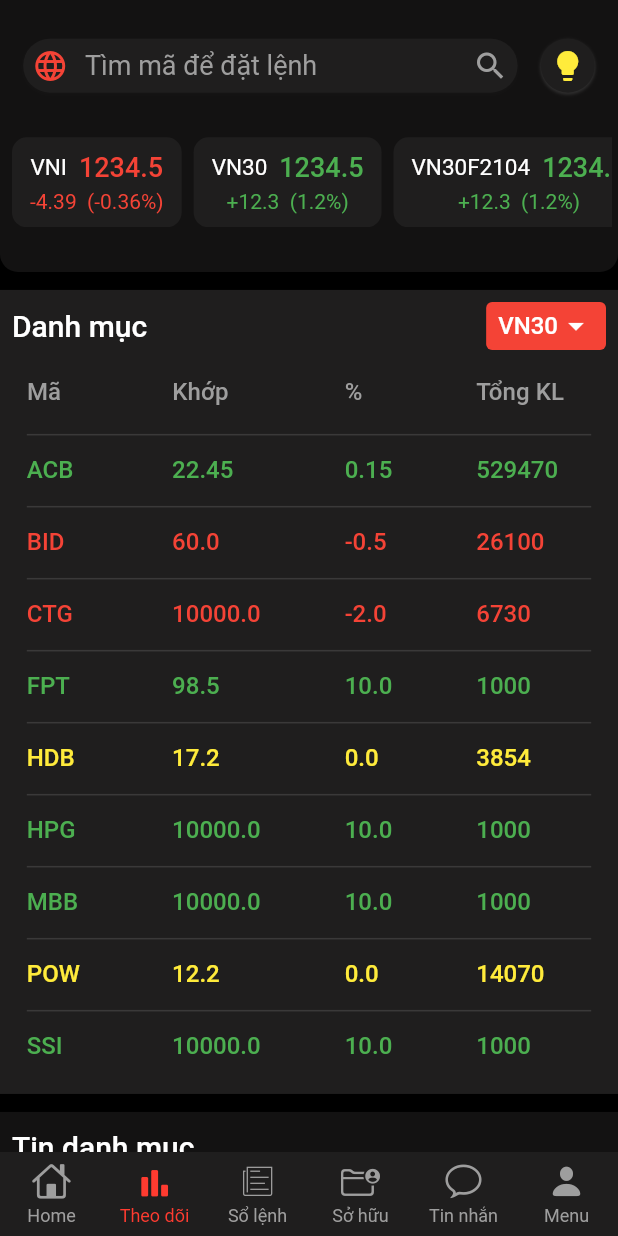
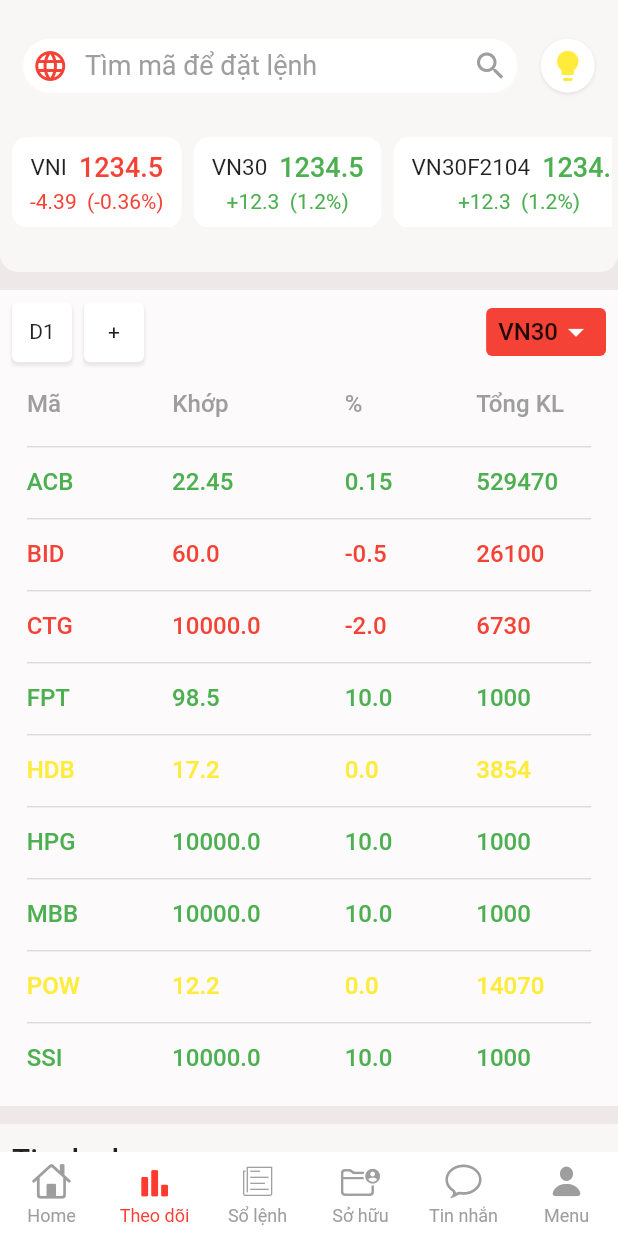
Before and after one commit to dhnam2806/EnTrade-X, a Flutter app: the screen it shows after launch, item 2 of the bottom bar chosen, on a phone screen of 412 x 824 dp. Run offline on Flutter 3.47's test engine with Material 2 defaults, Android fonts, the phone set to English and light mode, and no system bars; drawn by our look-alikes of persistent_bottom_nav_bar; our stand-ins replace bloc, flutter_bloc.

Commit message:
update bottom sheet

```diff
--- a/lib/Menu/screen/setting_screen.dart
+++ b/lib/Menu/screen/setting_screen.dart
@@ -24,7 +24,11 @@ class SettingScreen extends StatelessWidget {
             ),
             ListTile(
               title: Text('Đăng nhập sinh trắc học'),
-              trailing: SwitchButton(),
+              trailing: Switch(
+                  onChanged: (value) {
+                    print(value);
+                  },
+                  value: false),
               onTap: () {},
             ),
             ListTile(
--- a/lib/follow/bloc/follow_bloc.dart
+++ b/lib/follow/bloc/follow_bloc.dart
@@ -20,6 +20,7 @@ class FollowBloc extends Bloc<FollowEvent, FollowState> {
     on<NewsSelectedEvent>(newsSelectedEvent);
     on<StockSortEvent>(stockSortEvent);
     on<SearchStockNavigateEvent>(searchStockNavigateEvent);
+    on<AddMoreEvent>(addMoreEvent);
   }
 
   FutureOr<void> stockSelectedEvent(
@@ -92,4 +93,8 @@ class FollowBloc extends Bloc<FollowEvent, FollowState> {
 
     emit(StockLoadedState(stocks: stocks));
   }
+
+  FutureOr<void> addMoreEvent(AddMoreEvent event, Emitter<FollowState> emit) {
+    emit(AddMoreState());
+  }
 }
--- a/lib/follow/bloc/follow_event.dart
+++ b/lib/follow/bloc/follow_event.dart
@@ -25,7 +25,7 @@ class SearchStockNavigateEvent extends FollowEvent {}
 
 class StockSortEvent extends FollowEvent {
   final int sortColumnIndex;
-   bool isAscending;
+  bool isAscending;
   final List<Stock> stocks;
 
   StockSortEvent({
@@ -34,3 +34,5 @@ class StockSortEvent extends FollowEvent {
     required this.stocks,
   });
 }
+
+class AddMoreEvent extends FollowEvent {}
--- a/lib/follow/bloc/follow_state.dart
+++ b/lib/follow/bloc/follow_state.dart
@@ -21,5 +21,6 @@ class NewsLoadedState extends FollowState {
   NewsLoadedState({required this.news});
 }
 
-class SearchStockNavigateState extends FollowActionState {
-}
+class SearchStockNavigateState extends FollowActionState {}
+
+class AddMoreState extends FollowActionState {}
--- a/lib/follow/component/stock_datatable.dart
+++ b/lib/follow/component/stock_datatable.dart
@@ -1,3 +1,4 @@
+import 'package:entradex/follow/component/bottom_add.dart';
 import 'package:entradex/model/stock.dart';
 import 'package:flutter/material.dart';
 import '../bloc/follow_bloc.dart';
@@ -19,7 +20,6 @@ class _StockDataState extends State<StockData> {
 
   @override
   void initState() {
-    // TODO: implement initState
     super.initState();
     followBloc.add(StockInitialEvent());
   }
@@ -29,12 +29,27 @@ class _StockDataState extends State<StockData> {
     final column = ["Mã", "Khớp", "%", "Tổng KL"];
     final popup = ["VN30", "Phá sinh", "HOSE"];
     bool isSelect = true;
+    final MediaQueryData mediaQuery = MediaQuery.of(context);
 
     return BlocConsumer<FollowBloc, FollowState>(
       bloc: followBloc,
       listener: (context, state) {
-        // TODO: implement listener
+        if (state is AddMoreState) {
+          showModalBottomSheet(
+            context: context,
+            isScrollControlled: true,
+            builder: (context) {
+              return SingleChildScrollView(
+                  child: Container(
+                      padding:
+                          EdgeInsets.only(bottom: mediaQuery.viewInsets.bottom),
+                      child: BottomAdd()));
+            },
+          );
+        }
       },
+      listenWhen: (previous, current) => current is FollowActionState,
+      buildWhen: (previous, current) => current is! FollowActionState,
       builder: (context, state) {
         if (state is FollowLoadingState) {
           return Center(
@@ -126,17 +141,59 @@ class _StockDataState extends State<StockData> {
           }
 
           return Container(
-            color: Theme.of(context).colorScheme.background,
+            color: Theme.of(context).colorScheme.background.withOpacity(0.8),
             padding: EdgeInsets.symmetric(horizontal: 8, vertical: 8),
             child: Column(
               children: [
                 Row(
                   mainAxisAlignment: MainAxisAlignment.spaceBetween,
                   children: [
-                    Text(
-                      "Danh mục",
-                      style:
-                          TextStyle(fontSize: 20, fontWeight: FontWeight.w500),
+                    Row(
+                      children: [
+                        Container(
+                          width: 40,
+                          height: 40,
+                          decoration: BoxDecoration(
+                            color: Theme.of(context).colorScheme.background,
+                            borderRadius: BorderRadius.circular(4),
+                            boxShadow: [
+                              BoxShadow(
+                                color: Colors.grey.withOpacity(0.2),
+                                spreadRadius: 0.4,
+                                blurRadius: 1,
+                                offset: Offset(0, 2),
+                              ),
+                            ],
+                          ),
+                          child: Center(child: Text("D1")),
+                        ),
+                        SizedBox(
+                          width: 8,
+                        ),
+                        GestureDetector(
+                          onTap: () {
+                            followBloc.add(AddMoreEvent());
+                          },
+                          child: Container(
+                            width: 40,
+                            height: 40,
+                            padding: EdgeInsets.all(8),
+                            decoration: BoxDecoration(
+                              color: Theme.of(context).colorScheme.background,
+                              borderRadius: BorderRadius.circular(4),
+                              boxShadow: [
+                                BoxShadow(
+                                  color: Colors.grey.withOpacity(0.2),
+                                  spreadRadius: 0.4,
+                                  blurRadius: 1,
+                                  offset: Offset(0, 2),
+                                ),
+                              ],
+                            ),
+                            child: Center(child: Text("+")),
+                          ),
+                        ),
+                      ],
                     ),
                     PopupMenuButton(
                         padding: EdgeInsets.zero,
--- a/lib/follow/screen/follow_screen.dart
+++ b/lib/follow/screen/follow_screen.dart
@@ -19,16 +19,15 @@ class _FollowScreenState extends State<FollowScreen> {
     return Scaffold(
       backgroundColor: Theme.of(context).scaffoldBackgroundColor,
       body: SingleChildScrollView(
-        child: BlocProvider(
-          create: (context) => FollowBloc(),
-          child:
-              Column(crossAxisAlignment: CrossAxisAlignment.start, children: [
+        child: Column(
+          crossAxisAlignment: CrossAxisAlignment.start,
+          children: [
             FollowHeader(),
             SizedBox(height: 12),
             StockData(),
             SizedBox(height: 12),
             NewsList(),
-          ]),
+          ],
         ),
       ),
     );
--- a/lib/main.dart
+++ b/lib/main.dart
@@ -1,8 +1,9 @@
 import 'package:entradex/bottom_navbar/bot_navbar.dart';
-import 'package:entradex/follow/screen/follow_screen.dart';
+import 'package:entradex/follow/bloc/follow_bloc.dart';
+import 'package:entradex/theme/bloc/theme_bloc.dart';
 import 'package:entradex/theme/theme.dart';
 import 'package:flutter/material.dart';
-import './theme/dark_theme.dart';
+import 'package:flutter_bloc/flutter_bloc.dart';
 
 void main() {
   runApp(const MyApp());
@@ -14,14 +15,27 @@ class MyApp extends StatelessWidget {
   // This widget is the root of your application.
   @override
   Widget build(BuildContext context) {
-    return MaterialApp(
-      debugShowCheckedModeBanner: false,
-      title: 'EnTrade X',
-      theme: NAppTheme.lightTheme,
-      darkTheme: NAppTheme.darkTheme,
-      themeMode: ThemeMode.dark,
-      home: BotNavbar(),
-      // home: FollowScreen(),
+    return MultiBlocProvider(
+      providers: [
+        BlocProvider(create: (context) => ThemeBloc()),
+        BlocProvider(create: (context) => FollowBloc()),
+      ],
+      child: BlocBuilder<ThemeBloc, ThemeState>(
+        builder: (context, state) {
+          final success = state as ThemeInitial;
+          return MaterialApp(
+            debugShowCheckedModeBanner: false,
+            title: 'EnTrade X',
+            theme: success.isDarkTheme
+                ? NAppTheme.darkTheme
+                : NAppTheme.lightTheme,
+            // darkTheme: NAppTheme.darkTheme,
+            // themeMode: ThemeMode.dark,
+            home: BotNavbar(),
+            // home: FollowScreen(),
+          );
+        },
+      ),
     );
   }
 }
--- /dev/null
+++ b/lib/theme/bloc/theme_bloc.dart
@@ -0,0 +1,24 @@
+import 'dart:async';
+
+import 'package:bloc/bloc.dart';
+import 'package:meta/meta.dart';
+
+part 'theme_event.dart';
+part 'theme_state.dart';
+
+class ThemeBloc extends Bloc<ThemeEvent, ThemeState> {
+  ThemeBloc() : super(ThemeInitial()) {
+    on<ThemeSwitchOnEvent>(themeSwitchOnEvent);
+    on<ThemeSwitchOffEvent>(themeSwitchOffEvent);
+  }
+
+  FutureOr<void> themeSwitchOnEvent(
+      ThemeSwitchOnEvent event, Emitter<ThemeState> emit) {
+    emit(ThemeInitial(isDarkTheme: true));
+  }
+
+  FutureOr<void> themeSwitchOffEvent(
+      ThemeSwitchOffEvent event, Emitter<ThemeState> emit) {
+    emit(ThemeInitial(isDarkTheme: false));
+  }
+}
--- /dev/null
+++ b/lib/theme/bloc/theme_event.dart
@@ -0,0 +1,8 @@
+part of 'theme_bloc.dart';
+
+@immutable
+abstract class ThemeEvent {}
+
+class ThemeSwitchOnEvent extends ThemeEvent {}
+
+class ThemeSwitchOffEvent extends ThemeEvent {}
--- /dev/null
+++ b/lib/theme/bloc/theme_state.dart
@@ -0,0 +1,9 @@
+part of 'theme_bloc.dart';
+
+@immutable
+abstract class ThemeState {}
+
+class ThemeInitial extends ThemeState {
+  final bool isDarkTheme;
+  ThemeInitial({this.isDarkTheme = false});
+}
--- a/lib/theme/dark_theme.dart
+++ /dev/null
@@ -1,32 +0,0 @@
-import 'package:flutter/material.dart';
-
-ThemeData darkTheme = ThemeData(
-  iconTheme: IconThemeData(color: Colors.red),
-  appBarTheme: AppBarTheme(
-    iconTheme: IconThemeData(color: Colors.red),
-    color: Colors.black,
-    elevation: 0,
-    toolbarTextStyle: TextTheme(
-      titleLarge: TextStyle(
-        color: Colors.white,
-        fontSize: 20,
-        fontWeight: FontWeight.bold,
-      ),
-    ).bodyMedium,
-    titleTextStyle: TextTheme(
-      titleLarge: TextStyle(
-        color: Colors.white,
-        fontSize: 20,
-        fontWeight: FontWeight.bold,
-      ),
-    ).titleLarge,
-  ),
-  brightness: Brightness.dark,
-  primaryColor: Colors.black,
-  scaffoldBackgroundColor: Colors.black,
-  colorScheme: ColorScheme.fromSwatch(primarySwatch: Colors.red).copyWith(
-      secondary: Colors.grey[900],
-      tertiary: Colors.grey,
-      background: Colors.black,
-      brightness: Brightness.dark),
-);
```
Also changed, not shown: lib/follow/component/bottom_add.dart (added, +55 -0 lines), lib/widgets/switch_button.dart (+18 -17 lines).
